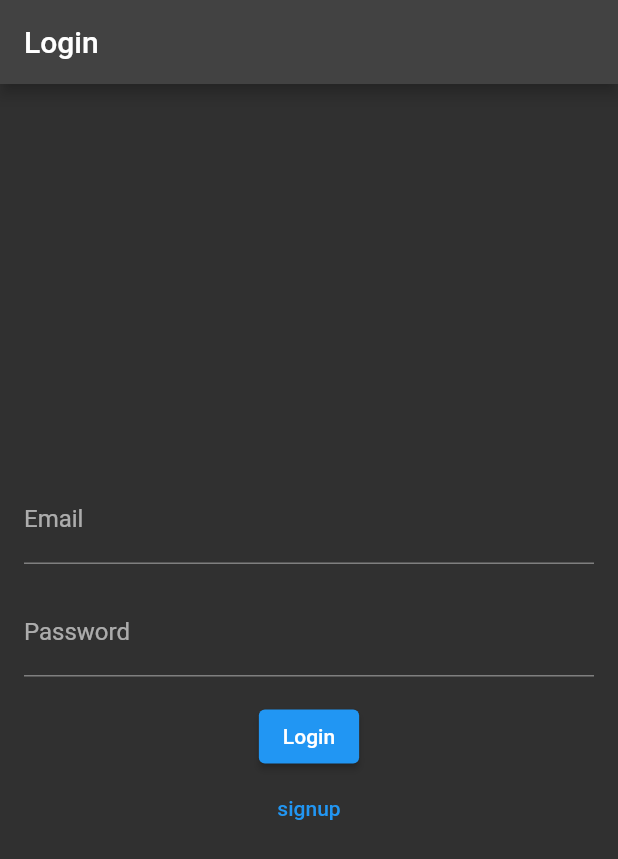
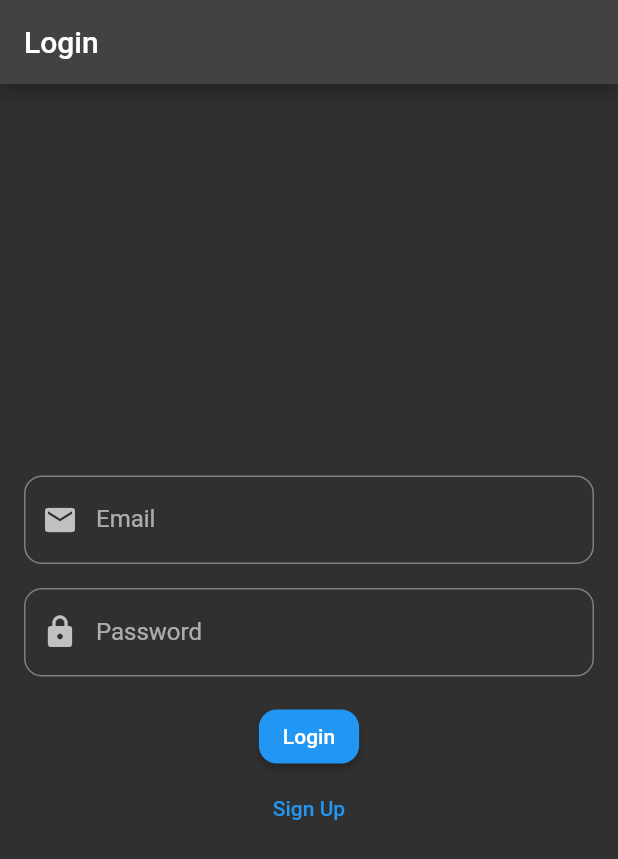
Before and after one commit to Uday-kiran9147/countrysidecart, a Flutter app: the screen it shows after launch, after a tap on "Register", after a tap on the "logout" icon, on a phone screen of 412 x 824 dp. Shown: the top 859 px of the screen. Run offline on Flutter 3.47's test engine with Material 2 defaults, Android fonts, the phone set to English and light mode, and no system bars; our stand-ins replace cloud_firestore, firebase_auth, firebase_core, fluttertoast, geocoding, geolocator and 1 more; accounts and stored records are empty; generated files the repository leaves out were written again; network calls fail.

Commit message:
auth screen ui enhanced

```diff
--- a/lib/screens/Auth/login.dart
+++ b/lib/screens/Auth/login.dart
@@ -1,13 +1,12 @@
-// create login screen that has emali and password fields
+import 'package:flutter/material.dart';
 import 'package:countrysidecart/screens/Auth/signup_screen.dart';
 import 'package:countrysidecart/screens/home.dart';
-import 'package:flutter/material.dart';
-
 import '../../database/auth.dart';
 
 class LoginScreen extends StatelessWidget {
-  TextEditingController _emailController = new TextEditingController();
-  TextEditingController _passwordontroller = new TextEditingController();
+  TextEditingController _emailController = TextEditingController();
+  TextEditingController _passwordController = TextEditingController();
+
   @override
   Widget build(BuildContext context) {
     return Scaffold(
@@ -19,34 +18,36 @@ class LoginScreen extends StatelessWidget {
         child: Column(
           mainAxisAlignment: MainAxisAlignment.center,
           children: [
-            TextField(
+            _buildTextField(
               controller: _emailController,
-              decoration: InputDecoration(
               labelText: 'Email',
-              ),
+              icon: Icons.email,
+              keyboardType: TextInputType.emailAddress,
             ),
             SizedBox(height: 16.0),
-            TextField(
+            _buildTextField(
+              controller: _passwordController,
+              labelText: 'Password',
+              icon: Icons.lock,
               obscureText: true,
-              controller: _passwordontroller,
-              decoration: InputDecoration(
-                labelText: 'Password',
-              ),
             ),
             SizedBox(height: 16.0),
-            ElevatedButton(
+            _buildButton(
               onPressed: () async {
                 await signInWithEmailAndPassword(
                   _emailController.text,
-                  _passwordontroller.text,
+                  _passwordController.text,
                 ).then((val) {
                   if (val) {
-                    Navigator.pushReplacement(context,
-                        MaterialPageRoute(builder: (context) => Home()));
+                    Navigator.pushReplacement(
+                      context,
+                      MaterialPageRoute(builder: (context) => Home()),
+                    );
                   }
                 });
               },
-              child: Text('Login'),
+              label: 'Login',
+              color: Colors.blue,
             ),
             TextButton(
               onPressed: () {
@@ -54,12 +55,52 @@ class LoginScreen extends StatelessWidget {
                   context,
                   MaterialPageRoute(
                     builder: (context) => SignUpScreen(),
-                      ));
+                  ),
+                );
               },
-                child: Text('signup'))
+              child: Text('Sign Up'),
+            ),
           ],
         ),
       ),
     );
   }
+
+  Widget _buildTextField({
+    required TextEditingController controller,
+    required String labelText,
+    required IconData icon,
+    bool obscureText = false,
+    TextInputType? keyboardType,
+  }) {
+    return TextField(
+      controller: controller,
+      obscureText: obscureText,
+      keyboardType: keyboardType,
+      decoration: InputDecoration(
+        labelText: labelText,
+        prefixIcon: Icon(icon),
+        border: OutlineInputBorder(
+          borderRadius: BorderRadius.circular(12.0),
+        ),
+      ),
+    );
   }
+
+  Widget _buildButton({
+    required VoidCallback onPressed,
+    required String label,
+    required Color color,
+  }) {
+    return ElevatedButton(
+      onPressed: onPressed,
+      child: Text(label),
+      style: ElevatedButton.styleFrom(
+        primary: color,
+        shape: RoundedRectangleBorder(
+          borderRadius: BorderRadius.circular(12.0),
+        ),
+      ),
+    );
+  }
+}
--- a/lib/screens/Auth/signup_screen.dart
+++ b/lib/screens/Auth/signup_screen.dart
@@ -26,6 +26,20 @@ class _SignUpScreenState extends State<SignUpScreen> {
   String? address;
   String? fulladdress;
   bool isloading = false;
+
+  late FocusNode _locationFocusNode;
+
+  @override
+  void initState() {
+    super.initState();
+    _locationFocusNode = FocusNode();
+  }
+
+  @override
+  void dispose() {
+    _locationFocusNode.dispose();
+    super.dispose();
+  }
 
   // Function gets the List of addresses from the latitude and longitude
   Future<List<Placemark>> getaddressfromlatlong(Position position) async {
@@ -118,144 +132,98 @@ class _SignUpScreenState extends State<SignUpScreen> {
 
   @override
   Widget build(BuildContext context) {
-    return SafeArea(
-      child: Scaffold(
-        body: Form(
-          child: Center(
+    return Scaffold(
+      body: Center(
         child: SingleChildScrollView(
           child: Padding(
             padding: const EdgeInsets.all(18.0),
             child: Card(
+              elevation: 8.0,
+              shape: RoundedRectangleBorder(
+                borderRadius: BorderRadius.circular(16.0),
+              ),
+              child: Padding(
+                padding: const EdgeInsets.all(16.0),
                 child: Column(
-                    mainAxisAlignment: MainAxisAlignment.center,
+                  crossAxisAlignment: CrossAxisAlignment.stretch,
                   children: [
-                      waitingforlocation
-                          ? const LinearProgressIndicator()
-                          : Container(),
-                      Padding(
-                        padding: const EdgeInsets.all(8.0),
-                        child: TextFormField(
+                    if (waitingforlocation) LinearProgressIndicator(),
+                    _buildTextField(
                       controller: _usernameController,
-                          decoration: InputDecoration(
-                            border: InputBorder.none,
                       labelText: 'Username',
                       hintText: 'Enter your username',
-                            icon: Icon(Icons
-                                .person), // Optional: Icon to represent the field
+                      icon: Icons.person,
                     ),
+                    _buildTextField(
+                      controller: _contactsController,
+                      labelText: 'Contact',
+                      hintText: 'Enter your contact info',
+                      icon: Icons.call,
                     ),
-                      ),
-                      Padding(
-                        padding: const EdgeInsets.all(8.0),
-                        child: TextFormField(
-                          controller: _contactsController,
-                          decoration: InputDecoration(
-                            border: InputBorder.none,
-
-                            labelText: 'contact',
-                            hintText: 'Enter your contact info',
-                            icon: Icon(Icons
-                                .call), // Optional: Icon to represent the field
-                          ),
-                        ),
-                      ),
-                      SizedBox(height: 16), // Add some spacing between fields
-                      Padding(
-                        padding: const EdgeInsets.all(8.0),
-                        child: TextFormField(
+                    _buildTextField(
                       controller: _emailController,
-                          keyboardType: TextInputType
-                              .emailAddress, // Set keyboard type for email
-                          decoration: InputDecoration(
-                            border: InputBorder.none,
-
                       labelText: 'Email',
                       hintText: 'Enter your email address',
-                            icon: Icon(Icons
-                                .email), // Optional: Icon to represent the field
+                      icon: Icons.email,
                     ),
+                    _buildTextField(
+                      controller: _passwordController,
+                      labelText: 'Password',
+                      hintText: 'Enter your password',
+                      icon: Icons.lock,
+                      obscureText: true,
                     ),
-                      ),
-                      SizedBox(height: 16), // Add some spacing between fields
-                      Padding(
-                        padding: const EdgeInsets.all(8.0),
-                        child: TextFormField(
-                          controller: _passwordController,obscureText: true,
-
-                          // keyboardType:
-                          //     TextInputType.emailAddress, // Set keyboard type for email
-                          decoration: InputDecoration(
-                            border: InputBorder.none,
-
-                            labelText: 'password',
-                            hintText: 'Enter your password',
-                            icon: Icon(Icons
-                                .password_rounded), // Optional: Icon to represent the field
-                          ),
-                        ),
-                      ),
-                      SizedBox(height: 16), // Add some spacing between fields
-                      Padding(
-                        padding: const EdgeInsets.all(8.0),
-                        child: TextFormField(
+                    _buildTextField(
                       controller: _locationController,
-                          keyboardType: TextInputType
-                              .emailAddress, // Set keyboard type for email
-                          decoration: InputDecoration(
-                            border: InputBorder.none,
-
                       labelText: 'Location',
                       hintText: 'Enter your location',
-                            icon: Icon(Icons
-                                .location_on_outlined), // Optional: Icon to represent the field
-                          ),
-                        ),
-                      ),
-                      Row(
-                        children: [
-                          const Icon(
-                            Icons.location_on_outlined,
-                            color: Colors.orange,
-                          ),
-                          TextButton(
+                      icon: Icons.location_on_outlined,
+                      // enabled: false,
+                      suffixIcon: IconButton(
+                        icon: Icon(Icons.location_searching),
                         onPressed: () async {
                           await getCurrentPosition().whenComplete(() {
+                            FocusScope.of(context)
+                                .requestFocus(_locationFocusNode);
                             setState(() {
                               _locationController.text = fulladdress!;
+                              // get focusnode
                             });
                           });
                         },
-                              child: const Text("get current location")),
-                        ],
                       ),
-                      TextButton(
+                    ),
+                    _buildButton(
                       onPressed: () async {
                         await registerWithEmailAndPassword(
                           _emailController.text,
                           _passwordController.text,
                           _usernameController.text,
                           _locationController.text,
-                                  _contactsController.text)
-                              .then((value) {
+                          _contactsController.text,
+                        ).then((value) {
                           Navigator.pushReplacement(
                             context,
-                                MaterialPageRoute(
-                                    builder: (context) => Home()));
+                            MaterialPageRoute(builder: (context) => Home()),
+                          );
                         });
                       },
-                        child: Text("Register"),
+                      label: 'Register',
+                      color: Colors.blue,
                     ),
-                      TextButton(
+                    _buildButton(
                       onPressed: () {
                         Navigator.pushReplacement(
                           context,
                           MaterialPageRoute(
                             builder: (context) => LoginScreen(),
-                                ));
+                          ),
+                        );
                       },
-                          child: Text('Login'))
+                      label: 'Login',
+                      color: Colors.grey,
+                    ),
                   ],
-                  ),
                 ),
               ),
             ),
@@ -264,4 +232,52 @@ class _SignUpScreenState extends State<SignUpScreen> {
       ),
     );
   }
+
+  Widget _buildTextField({
+    required TextEditingController controller,
+    required String labelText,
+    required String hintText,
+    required IconData icon,
+    bool obscureText = false,
+    bool enabled = true,
+    Widget? suffixIcon,
+  }) {
+    return Padding(
+      padding: const EdgeInsets.symmetric(vertical: 8.0),
+      child: TextField(
+        controller: controller,
+        obscureText: obscureText,
+        enabled: enabled,
+        decoration: InputDecoration(
+          labelText: labelText,
+          hintText: hintText,
+          prefixIcon: Icon(icon),
+          suffixIcon: suffixIcon,
+          border: OutlineInputBorder(
+            borderRadius: BorderRadius.circular(12.0),
+          ),
+        ),
+      ),
+    );
   }
+
+  Widget _buildButton({
+    required VoidCallback onPressed,
+    required String label,
+    required Color color,
+  }) {
+    return Padding(
+      padding: const EdgeInsets.symmetric(vertical: 8.0),
+      child: ElevatedButton(
+        onPressed: onPressed,
+        child: Text(label),
+        style: ElevatedButton.styleFrom(
+          primary: color,
+          shape: RoundedRectangleBorder(
+            borderRadius: BorderRadius.circular(12.0),
+          ),
+        ),
+      ),
+    );
+  }
+}
```
Lines whose indentation alone changed are shown as unchanged.
